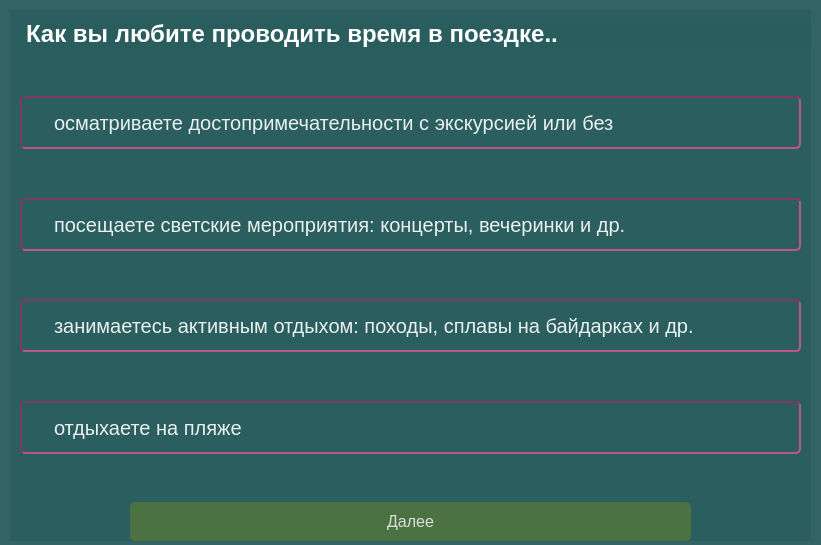
This is forms/test9.ui in PolinaBack/MyMap as Qt 5 draws it before an edit. The edited form follows.
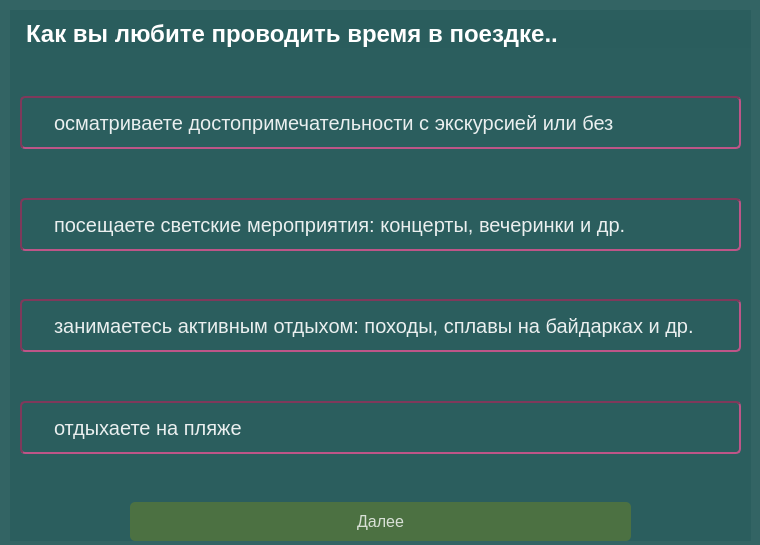
This is the edited form.

What changed in the file:
```diff
--- a/forms/test9.ui
+++ b/forms/test9.ui
@@ -6,7 +6,7 @@
    <rect>
     <x>0</x>
     <y>0</y>
-    <width>821</width>
+    <width>760</width>
     <height>545</height>
    </rect>
   </property>
@@ -21,7 +21,7 @@
     <rect>
      <x>10</x>
      <y>10</y>
-     <width>801</width>
+     <width>741</width>
      <height>531</height>
     </rect>
    </property>
```
